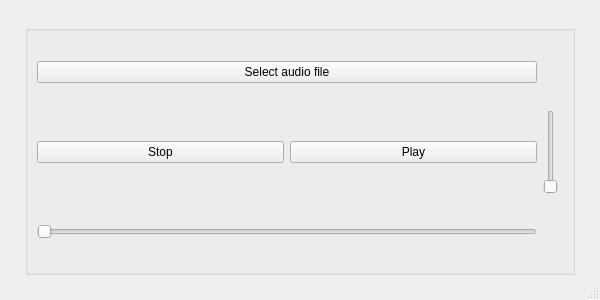
Before: the Qt Designer form mainwindow.ui in Yashmerino/audio-player, drawn with Qt 5.
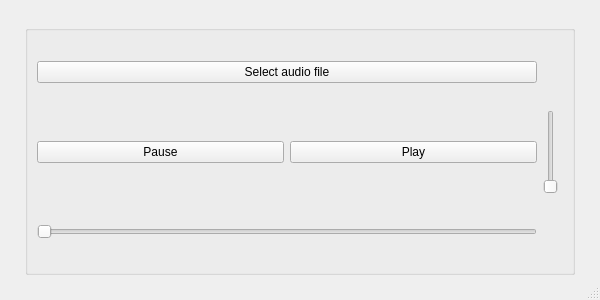
After: the same form once the commit is applied.

Commit message: Added actions to pause and play buttons

```diff
--- a/mainwindow.ui
+++ b/mainwindow.ui
@@ -90,7 +90,7 @@
      <item row="1" column="0">
       <widget class="QPushButton" name="stopbutton">
        <property name="text">
-        <string>Stop</string>
+        <string>Pause</string>
        </property>
       </widget>
      </item>
```
Left out of the diff: 2 changed lines with no effect on the pictures. The commit also changes 2 other files.
